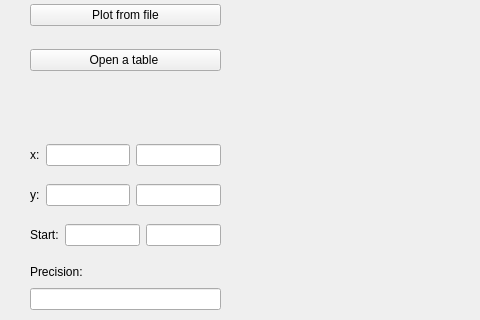
Old version of the form src/gui/src/mainwindow.ui in the repository QapFUc/Team-Lobachevsky-nm-1; both pictures show x 0 to 480 and y 177 to 497 of the 1055 by 717 pixel window.
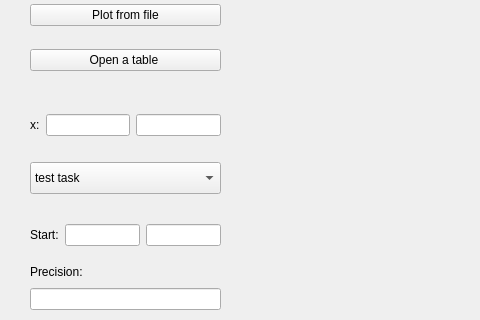
New version of the form. Custom widgets are drawn as their Qt base class.

```diff
--- a/src/gui/src/mainwindow.ui
+++ b/src/gui/src/mainwindow.ui
@@ -110,7 +110,7 @@
     <property name="geometry">
      <rect>
       <x>30</x>
-      <y>300</y>
+      <y>270</y>
       <width>191</width>
       <height>26</height>
      </rect>
@@ -131,31 +131,6 @@
      </item>
     </layout>
    </widget>
-   <widget class="QWidget" name="horizontalLayoutWidget_3">
-    <property name="geometry">
-     <rect>
-      <x>30</x>
-      <y>340</y>
-      <width>191</width>
-      <height>26</height>
-     </rect>
-    </property>
-    <layout class="QHBoxLayout" name="horizontalLayout_3">
-     <item>
-      <widget class="QLabel" name="label_y">
-       <property name="text">
-        <string>y:</string>
-       </property>
-      </widget>
-     </item>
-     <item>
-      <widget class="QLineEdit" name="lineEdit_y_start"/>
-     </item>
-     <item>
-      <widget class="QLineEdit" name="lineEdit_y_end"/>
-     </item>
-    </layout>
-   </widget>
    <widget class="QWidget" name="horizontalLayoutWidget_4">
     <property name="geometry">
      <rect>
@@ -290,6 +265,31 @@
      <string>get data</string>
     </property>
    </widget>
+   <widget class="QComboBox" name="comboBox">
+    <property name="geometry">
+     <rect>
+      <x>30</x>
+      <y>320</y>
+      <width>191</width>
+      <height>32</height>
+     </rect>
+    </property>
+    <item>
+     <property name="text">
+      <string>test task</string>
+     </property>
+    </item>
+    <item>
+     <property name="text">
+      <string>task 1</string>
+     </property>
+    </item>
+    <item>
+     <property name="text">
+      <string>task 2</string>
+     </property>
+    </item>
+   </widget>
   </widget>
   <widget class="QMenuBar" name="menubar">
    <property name="geometry">
```
